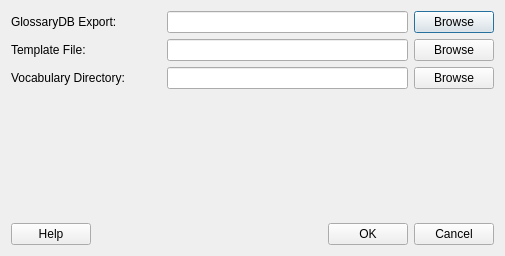
Before: the Qt Designer form extensions/plugins/fiwi_tools/gui/fiwi_glossary_to_template.ui in FilmColors/VIAN, drawn with Qt 5.
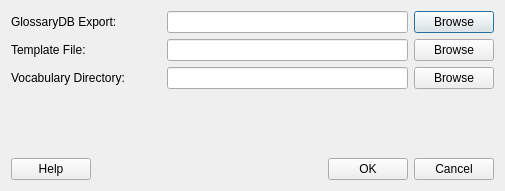
After: the same form once the commit is applied.

```diff
--- a/extensions/plugins/fiwi_tools/gui/fiwi_glossary_to_template.ui
+++ b/extensions/plugins/fiwi_tools/gui/fiwi_glossary_to_template.ui
@@ -7,7 +7,7 @@
     <x>0</x>
     <y>0</y>
     <width>505</width>
-    <height>256</height>
+    <height>191</height>
    </rect>
   </property>
   <property name="windowTitle">
```
